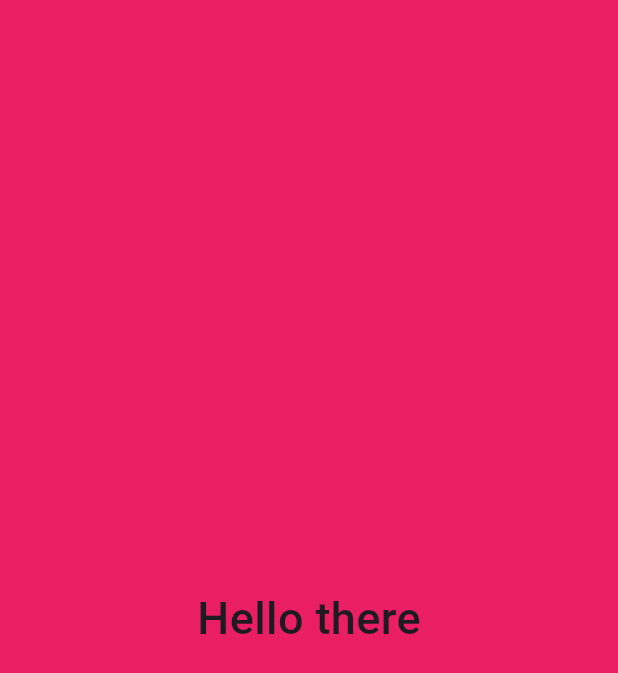
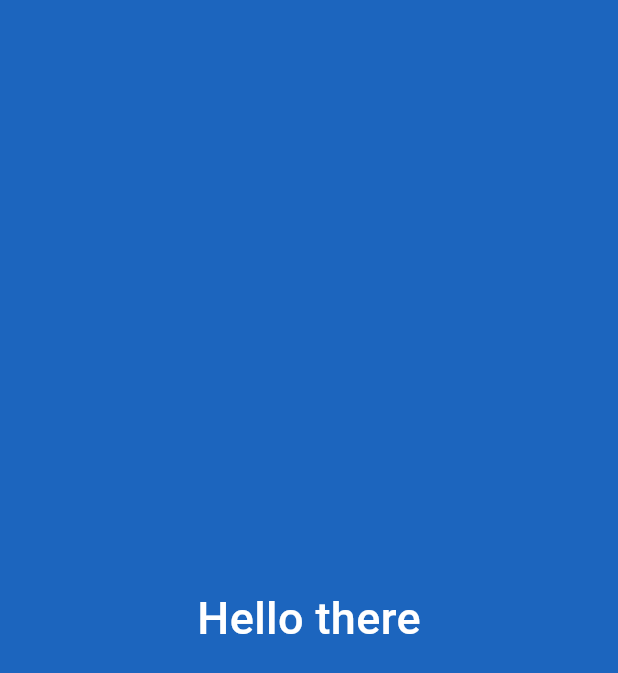
Before and after one commit to Viktor-Mudrytskyi/TestTask, a Flutter app: the screen it shows after launch, on a phone screen of 412 x 824 dp. Shown: the top 673 px of the screen. Run offline on Flutter 3.47's test engine with Material 3 defaults, Android fonts, the phone set to English and light mode, and no system bars.

Commit message:
[feat] functionality

```diff
--- /dev/null
+++ b/lib/core/managers/color_manager.dart
@@ -0,0 +1,34 @@
+import 'dart:math';
+
+import 'package:flutter/material.dart';
+
+/// Class responsible for random color generation
+class ColorManager {
+  final Random _random = Random();
+
+  static const int _rgbMaxValue = 256;
+
+  int _getRandValue() {
+    return _random.nextInt(_rgbMaxValue);
+  }
+
+  /// Method that returns random color
+  Color getRandomColor() {
+    return Color.fromRGBO(
+      _getRandValue(),
+      _getRandValue(),
+      _getRandValue(),
+      1,
+    );
+  }
+
+  /// Determines color for text based on background
+  Color getTextColorFromBackground(Color backgroundColor) {
+    if (ThemeData.estimateBrightnessForColor(backgroundColor) ==
+        Brightness.dark) {
+      return Colors.white;
+    }
+
+    return Colors.black;
+  }
+}
--- /dev/null
+++ b/lib/presentation/home/provider/home_provider.dart
@@ -0,0 +1,30 @@
+import 'package:color_generator/core/managers/color_manager.dart';
+import 'package:color_generator/presentation/home/provider/home_state_dto.dart';
+import 'package:flutter/material.dart';
+
+/// Provider responsible for home screen state
+class HomeProvider extends ChangeNotifier {
+  static final ColorManager _colorManager = ColorManager();
+
+  HomeStateDto _state = HomeStateDto.initial();
+
+  /// Current state that listeners depend on
+  HomeStateDto get currentState => _state;
+
+  /// Provider responsible for home screen state
+  HomeProvider() {
+    changeRandomColor();
+  }
+
+  /// Method that changes color and triggers rebuild of all the listeners
+  void changeRandomColor() {
+    final Color background = _colorManager.getRandomColor();
+    final Color title = _colorManager.getTextColorFromBackground(background);
+
+    _state = _state.copyWith(
+      backgroundColor: background,
+      titleColor: title,
+    );
+    notifyListeners();
+  }
+}
--- /dev/null
+++ b/lib/presentation/home/provider/home_state_dto.dart
@@ -0,0 +1,32 @@
+// ignore_for_file: public_member_api_docs, sort_constructors_first
+import 'package:flutter/material.dart';
+
+/// Dto class representing Home state
+class HomeStateDto {
+  /// Represents background color for Home
+  final Color backgroundColor;
+
+  /// Represents title color for Home
+  final Color titleColor;
+
+  /// Dto class representing Home state
+  const HomeStateDto({required this.backgroundColor, required this.titleColor});
+
+  /// Creates standart state
+  factory HomeStateDto.initial() {
+    return const HomeStateDto(
+      backgroundColor: Colors.white,
+      titleColor: Colors.black,
+    );
+  }
+
+  HomeStateDto copyWith({
+    Color? backgroundColor,
+    Color? titleColor,
+  }) {
+    return HomeStateDto(
+      backgroundColor: backgroundColor ?? this.backgroundColor,
+      titleColor: titleColor ?? this.titleColor,
+    );
+  }
+}
--- a/lib/presentation/home/screens/home_screen.dart
+++ b/lib/presentation/home/screens/home_screen.dart
@@ -1,6 +1,8 @@
+import 'package:color_generator/presentation/home/provider/home_provider.dart';
 import 'package:color_generator/presentation/home/widgets/color_background_widget.dart';
 import 'package:color_generator/presentation/home/widgets/home_title_widget.dart';
 import 'package:flutter/material.dart';
+import 'package:provider/provider.dart';
 
 /// Root widget for Home screen
 class HomeScreen extends StatelessWidget {
@@ -9,10 +11,20 @@ class HomeScreen extends StatelessWidget {
 
   @override
   Widget build(BuildContext context) {
-    return const Scaffold(
-      body: ColorBackgroundWidget(
-        color: Colors.pink,
-        child: HomeTitleWidget(),
+    return ChangeNotifierProvider(
+      create: (context) => HomeProvider(),
+      child: Scaffold(
+        body: Consumer<HomeProvider>(
+          builder: (context, homeProvider, child) {
+            return ColorBackgroundWidget(
+              color: homeProvider.currentState.backgroundColor,
+              onTap: homeProvider.changeRandomColor,
+              child: HomeTitleWidget(
+                textColor: homeProvider.currentState.titleColor,
+              ),
+            );
+          },
+        ),
       ),
     );
   }
--- a/lib/presentation/home/widgets/home_title_widget.dart
+++ b/lib/presentation/home/widgets/home_title_widget.dart
@@ -3,7 +3,10 @@ import 'package:flutter/material.dart';
 /// Widget for displaying title on the Home screen
 class HomeTitleWidget extends StatefulWidget {
   /// Widget for displaying title on the Home screen
-  const HomeTitleWidget({super.key});
+  const HomeTitleWidget({required this.textColor, super.key});
+
+  /// Color for the text
+  final Color textColor;
 
   @override
   State<HomeTitleWidget> createState() => _HomeTitleWidgetState();
@@ -23,7 +26,7 @@ class _HomeTitleWidgetState extends State<HomeTitleWidget>
     super.initState();
     _animation = AnimationController(
       vsync: this,
-      duration: const Duration(milliseconds: 400),
+      duration: const Duration(milliseconds: 200),
     );
     _toggleAnimationFromStart();
   }
@@ -40,11 +43,12 @@ class _HomeTitleWidgetState extends State<HomeTitleWidget>
           child: child,
         );
       },
-      child: const Text(
+      child: Text(
         'Hello there',
         style: TextStyle(
           fontSize: 30,
           fontWeight: FontWeight.w500,
+          color: widget.textColor,
         ),
       ),
     );
```
